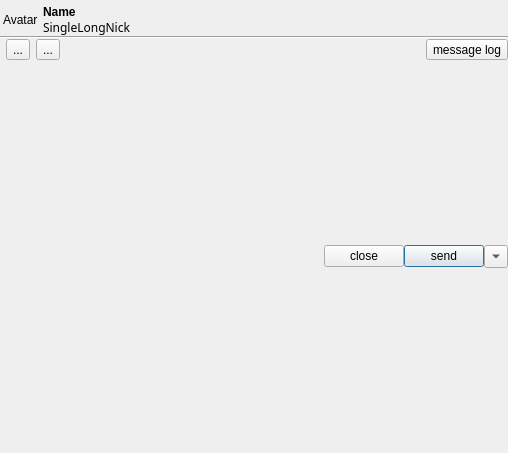
Above: src/ui/friendchatdlg.ui from zhanlangsir/Qtqq before the change. Below: the same form after it.
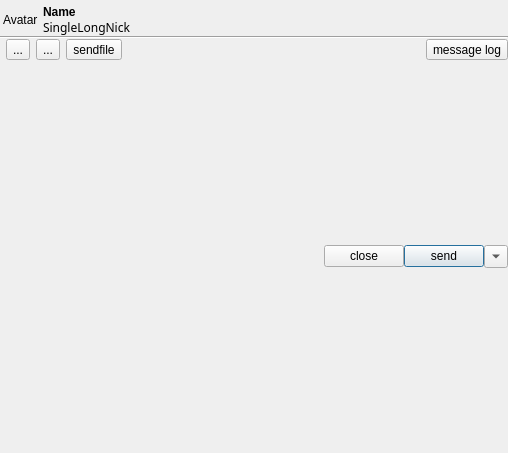
That is the form after the change. Icons and pictures are not drawn.

Patch:
```diff
--- a/src/ui/friendchatdlg.ui
+++ b/src/ui/friendchatdlg.ui
@@ -163,6 +163,19 @@
            </property>
           </widget>
          </item>
+         <item>
+          <widget class="QToolButton" name="send_file_btn">
+           <property name="toolTip">
+            <string>send file to him!</string>
+           </property>
+           <property name="text">
+            <string>sendfile</string>
+           </property>
+           <property name="popupMode">
+            <enum>QToolButton::InstantPopup</enum>
+           </property>
+          </widget>
+         </item>
          <item>
           <spacer name="horizontalSpacer_2">
            <property name="orientation">
```
Left out of the diff: 3 changed lines with no effect on the pictures.
